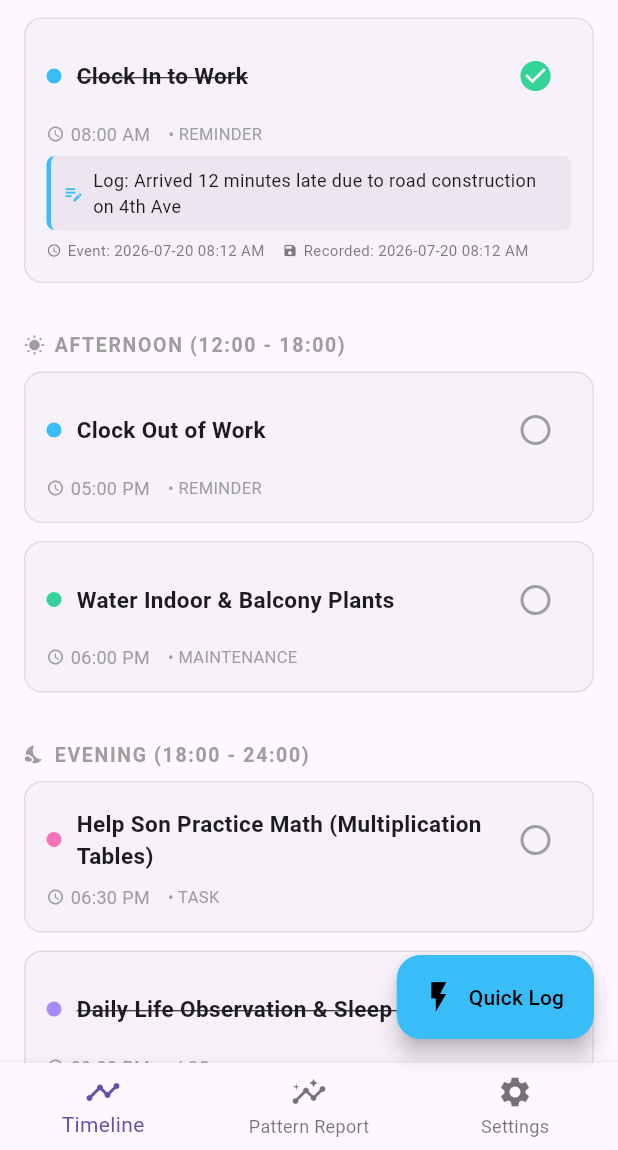
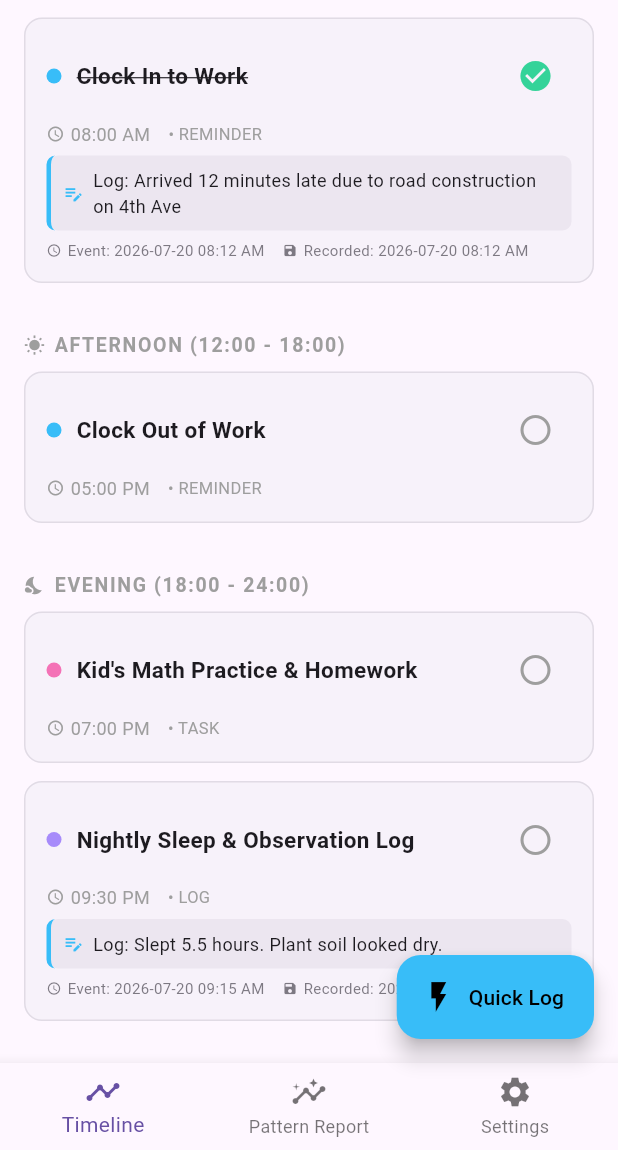
Before and after one commit to MirzaDhanuSulistyo/routine, a Flutter app: the screen it shows after launch, scrolled down 461 dp, on a phone screen of 412 x 824 dp, the part 86-1236 px from its top. Run offline on Flutter 3.47's test engine with Material 3 defaults, Android fonts, the phone set to English and light mode, and no system bars; our stand-ins replace sqflite; missing offline and left inert: andura_ui; accounts and stored records are empty.

Commit message:
feat(phase-1): implement local SQLite database persistence, repository layer, and Fast Log storage

```diff
--- /dev/null
+++ b/lib/data/routine_repository.dart
@@ -0,0 +1,214 @@
+import 'dart:convert';
+import 'package:sqflite/sqflite.dart';
+import '../main.dart';
+import 'database_helper.dart';
+
+class RoutineRepository {
+  final DatabaseHelper dbHelper;
+
+  RoutineRepository({DatabaseHelper? dbHelper})
+      : dbHelper = dbHelper ?? DatabaseHelper.instance;
+
+  Future<List<RoutineItem>> getAllItems() async {
+    final db = await dbHelper.database;
+    final maps = await db.query('items', orderBy: 'scheduled_time ASC');
+
+    if (maps.isEmpty) {
+      final seeds = getSeedItems();
+      for (final item in seeds) {
+        await insertItem(item);
+      }
+      return seeds;
+    }
+
+    final items = <RoutineItem>[];
+    for (final map in maps) {
+      try {
+        items.add(_mapToRoutineItem(map));
+      } catch (_) {}
+    }
+
+    if (items.isEmpty) {
+      await db.delete('items');
+      final seeds = getSeedItems();
+      for (final item in seeds) {
+        await insertItem(item);
+      }
+      return seeds;
+    }
+
+    return items;
+  }
+
+  Future<void> seedDataIfEmpty() async {
+    final db = await dbHelper.database;
+    final count = Sqflite.firstIntValue(await db.rawQuery('SELECT COUNT(*) FROM items'));
+    if (count == null || count == 0) {
+      final seeds = getSeedItems();
+      for (final item in seeds) {
+        await insertItem(item);
+      }
+    }
+  }
+
+  Future<void> insertItem(RoutineItem item) async {
+    final db = await dbHelper.database;
+    await db.insert(
+      'items',
+      _routineItemToMap(item),
+      conflictAlgorithm: ConflictAlgorithm.replace,
+    );
+  }
+
+  Future<void> updateItemCompletion(String id, bool isCompleted) async {
+    final db = await dbHelper.database;
+    await db.update(
+      'items',
+      {'is_completed': isCompleted ? 1 : 0},
+      where: 'id = ?',
+      whereArgs: [id],
+    );
+  }
+
+  RoutineItem _mapToRoutineItem(Map<String, dynamic> map) {
+    List<String>? topicSources;
+    if (map['topic_sources_json'] != null) {
+      try {
+        topicSources = List<String>.from(jsonDecode(map['topic_sources_json'].toString()));
+      } catch (_) {}
+    }
+
+    List<Map<String, String>>? briefStories;
+    if (map['brief_stories_json'] != null) {
+      try {
+        final rawList = jsonDecode(map['brief_stories_json'].toString()) as List;
+        briefStories = rawList.map((e) => Map<String, String>.from(e as Map)).toList();
+      } catch (_) {}
+    }
+
+    return RoutineItem(
+      id: map['id']?.toString() ?? DateTime.now().millisecondsSinceEpoch.toString(),
+      title: map['title']?.toString() ?? 'Untitled Item',
+      itemType: map['item_type']?.toString() ?? 'task',
+      category: map['category']?.toString() ?? 'personal',
+      timeOfDay: map['time_of_day']?.toString() ?? 'morning',
+      scheduledTime: map['scheduled_time']?.toString() ?? '09:00 AM',
+      eventTimestamp: map['event_timestamp']?.toString(),
+      recordedAtTimestamp: map['recorded_at_timestamp']?.toString(),
+      isCompleted: map['is_completed'] == 1 || map['is_completed'] == true,
+      notes: map['notes']?.toString(),
+      numericValue: map['numeric_value'] != null ? (map['numeric_value'] as num).toDouble() : null,
+      unit: map['unit']?.toString(),
+      prepOffsetMinutes: map['prep_offset_minutes'] != null ? (map['prep_offset_minutes'] as num).toInt() : null,
+      topicSources: topicSources,
+      briefStories: briefStories,
+    );
+  }
+
+  Map<String, dynamic> _routineItemToMap(RoutineItem item) {
+    return {
+      'id': item.id,
+      'title': item.title,
+      'item_type': item.itemType,
+      'category': item.category,
+      'time_of_day': item.timeOfDay,
+      'scheduled_time': item.scheduledTime,
+      'event_timestamp': item.eventTimestamp,
+      'recorded_at_timestamp': item.recordedAtTimestamp,
+      'is_completed': item.isCompleted ? 1 : 0,
+      'notes': item.notes,
+      'numeric_value': item.numericValue,
+      'unit': item.unit,
+      'prep_offset_minutes': item.prepOffsetMinutes,
+      'topic_sources_json': item.topicSources != null ? jsonEncode(item.topicSources) : null,
+      'brief_stories_json': item.briefStories != null ? jsonEncode(item.briefStories) : null,
+    };
+  }
+
+  List<RoutineItem> getSeedItems() {
+    return [
+      RoutineItem(
+        id: '1',
+        title: 'Warm up car (Engine & AC prep)',
+        itemType: 'preparation',
+        category: 'home',
+        timeOfDay: 'morning',
+        scheduledTime: '06:40 AM',
+        eventTimestamp: '2026-07-20 06:42 AM',
+        recordedAtTimestamp: '2026-07-20 06:42 AM',
+        isCompleted: true,
+        prepOffsetMinutes: 10,
+        notes: 'Took two attempts to start smoothly',
+      ),
+      RoutineItem(
+        id: '2',
+        title: 'Morning Briefing — Tech, Markets & Social Trends',
+        itemType: 'briefing',
+        category: 'personal',
+        timeOfDay: 'morning',
+        scheduledTime: '07:00 AM',
+        eventTimestamp: '2026-07-20 07:05 AM',
+        recordedAtTimestamp: '2026-07-20 07:05 AM',
+        topicSources: ['TechCrunch', 'Bloomberg', 'HackerNews'],
+        briefStories: [
+          {
+            'headline': 'AI Hardware Startups Shift Focus to Edge Inference Chips',
+            'summary': 'Next-gen devices prioritize on-device models with sub-watt power budgets.',
+            'source': 'TechCrunch',
+          },
+          {
+            'headline': 'Global Yield Curves Flatten as Central Banks Hold Rates',
+            'summary': 'Treasury yields remain stable while tech sector indices record gains.',
+            'source': 'Bloomberg',
+          },
+          {
+            'headline': 'Show HN: Local-First Encrypted Notes for Mobile',
+            'summary': 'Community response highlights growing user preference for zero-cloud data models.',
+            'source': 'HackerNews',
+          },
+        ],
+      ),
+      RoutineItem(
+        id: '3',
+        title: 'Clock In to Work',
+        itemType: 'reminder',
+        category: 'work',
+        timeOfDay: 'morning',
+        scheduledTime: '08:00 AM',
+        eventTimestamp: '2026-07-20 08:12 AM',
+        recordedAtTimestamp: '2026-07-20 08:12 AM',
+        isCompleted: true,
+        notes: 'Arrived 12 minutes late due to road construction on 4th Ave',
+      ),
+      RoutineItem(
+        id: '4',
+        title: 'Clock Out of Work',
+        itemType: 'reminder',
+        category: 'work',
+        timeOfDay: 'afternoon',
+        scheduledTime: '05:00 PM',
+      ),
+      RoutineItem(
+        id: '5',
+        title: 'Kid\'s Math Practice & Homework',
+        itemType: 'task',
+        category: 'family',
+        timeOfDay: 'evening',
+        scheduledTime: '07:00 PM',
+      ),
+      RoutineItem(
+        id: '6',
+        title: 'Nightly Sleep & Observation Log',
+        itemType: 'log',
+        category: 'personal',
+        timeOfDay: 'evening',
+        scheduledTime: '09:30 PM',
+        eventTimestamp: '2026-07-20 09:15 AM',
+        recordedAtTimestamp: '2026-07-20 09:15 AM',
+        notes: 'Slept 5.5 hours. Plant soil looked dry.',
+        numericValue: 5.5,
+        unit: 'hours sleep',
+      ),
+    ];
+  }
+}
--- a/lib/main.dart
+++ b/lib/main.dart
@@ -1,12 +1,14 @@
 import 'package:flutter/material.dart';
 import 'package:andura_ui/andura_ui.dart';
+import 'data/routine_repository.dart';
 
 void main() {
   runApp(const RoutineApp());
 }
 
 class RoutineApp extends StatefulWidget {
-  const RoutineApp({super.key});
+  final ValueChanged<List<RoutineItem>>? onItemsLoaded;
+  const RoutineApp({super.key, this.onItemsLoaded});
 
   @override
   State<RoutineApp> createState() => _RoutineAppState();
@@ -32,6 +34,7 @@ class _RoutineAppState extends State<RoutineApp> {
       home: MainNavigationScreen(
         themeMode: _themeMode,
         onToggleTheme: _toggleTheme,
+        onItemsLoaded: widget.onItemsLoaded,
       ),
     );
   }
@@ -76,11 +79,13 @@ class RoutineItem {
 class MainNavigationScreen extends StatefulWidget {
   final ThemeMode themeMode;
   final VoidCallback onToggleTheme;
+  final ValueChanged<List<RoutineItem>>? onItemsLoaded;
 
   const MainNavigationScreen({
     super.key,
     required this.themeMode,
     required this.onToggleTheme,
+    this.onItemsLoaded,
   });
 
   @override
@@ -90,109 +95,42 @@ class MainNavigationScreen extends StatefulWidget {
 class _MainNavigationScreenState extends State<MainNavigationScreen> {
   int _selectedIndex = 0;
   final String _currentDate = 'Monday, Jul 20, 2026';
+  final RoutineRepository _repository = RoutineRepository();
 
-  late List<RoutineItem> _items;
+  List<RoutineItem> _items = [];
+  bool _isLoading = true;
 
   @override
   void initState() {
     super.initState();
-    _items = [
-      RoutineItem(
-        id: '1',
-        title: 'Warm up car (Engine & AC prep)',
-        itemType: 'preparation',
-        category: 'home',
-        timeOfDay: 'morning',
-        scheduledTime: '06:40 AM',
-        prepOffsetMinutes: 10,
-        isCompleted: true,
-        eventTimestamp: '2026-07-20 06:42 AM',
-        recordedAtTimestamp: '2026-07-20 06:42 AM',
-        notes: 'Took two attempts to start smoothly',
-      ),
-      RoutineItem(
-        id: '2',
-        title: 'Morning Briefing — Tech, Markets & Social Trends',
-        itemType: 'briefing',
-        category: 'personal',
-        timeOfDay: 'morning',
-        scheduledTime: '07:00 AM',
-        isCompleted: true,
-        eventTimestamp: '2026-07-20 07:05 AM',
-        recordedAtTimestamp: '2026-07-20 07:05 AM',
-        topicSources: ['Reddit / r/technology', 'Bluesky / AI Update', 'GNews / Tech'],
-        briefStories: [
-          {
-            'source': 'Bluesky / AI Update',
-            'headline': 'Open-Source Multi-Modal Models Reach New Benchmarks',
-            'summary': 'New lightweight models achieve near state-of-the-art vision and code execution while running on consumer GPUs.',
-          },
-          {
-            'source': 'Reddit / r/technology',
-            'headline': 'Global Renewable Energy Grid Storage Surges 40%',
-            'summary': 'Grid battery deployments in Q2 surpassed all previous yearly milestones driven by lower LFP cell costs.',
-          },
-          {
-            'source': 'GNews / Markets',
-            'headline': 'Tech Earnings Week Kicks Off with Semiconductor Signals',
-            'summary': 'Key suppliers report strong server chip demand while consumer hardware orders normalize.',
-          },
-        ],
-      ),
-      RoutineItem(
-        id: '3',
-        title: 'Clock In to Work',
-        itemType: 'reminder',
-        category: 'work',
-        timeOfDay: 'morning',
-        scheduledTime: '08:00 AM',
-        isCompleted: true,
-        eventTimestamp: '2026-07-20 08:12 AM',
-        recordedAtTimestamp: '2026-07-20 08:12 AM',
-        notes: 'Arrived 12 minutes late due to road construction on 4th Ave',
-      ),
-      RoutineItem(
-        id: '4',
-        title: 'Clock Out of Work',
-        itemType: 'reminder',
-        category: 'work',
-        timeOfDay: 'afternoon',
-        scheduledTime: '05:00 PM',
-        isCompleted: false,
-      ),
-      RoutineItem(
-        id: '5',
-        title: 'Water Indoor & Balcony Plants',
-        itemType: 'maintenance',
-        category: 'home',
-        timeOfDay: 'afternoon',
-        scheduledTime: '06:00 PM',
-        isCompleted: false,
-      ),
-      RoutineItem(
-        id: '6',
-        title: 'Help Son Practice Math (Multiplication Tables)',
-        itemType: 'task',
-        category: 'family',
-        timeOfDay: 'evening',
-        scheduledTime: '06:30 PM',
-        isCompleted: false,
-      ),
-      RoutineItem(
-        id: '7',
-        title: 'Daily Life Observation & Sleep Log',
-        itemType: 'log',
-        category: 'personal',
-        timeOfDay: 'evening',
-        scheduledTime: '09:00 PM',
-        isCompleted: true,
-        eventTimestamp: '2026-07-20 09:15 AM',
-        recordedAtTimestamp: '2026-07-20 09:15 AM',
-        notes: 'Slept 5.5 hours. Plant soil looked dry.',
-        numericValue: 5.5,
-        unit: 'hours sleep',
-      ),
-    ];
+    _loadItems();
+  }
+
+  Future<void> _loadItems() async {
+    try {
+      await _repository.seedDataIfEmpty();
+      final items = await _repository.getAllItems();
+      if (mounted) {
+        setState(() {
+          _items = items.isNotEmpty ? items : _repository.getSeedItems();
+        });
+        widget.onItemsLoaded?.call(_items);
+        debugPrint('LOADED SQLITE ITEMS: ${_items.length}');
+      }
+    } catch (e) {
+      debugPrint('Error loading items from SQLite: $e');
+      if (mounted) {
+        setState(() {
+          _items = _repository.getSeedItems();
+        });
+      }
+    } finally {
+      if (mounted) {
+        setState(() {
+          _isLoading = false;
+        });
+      }
+    }
   }
 
   Color _getCategoryColor(String cat) {
@@ -306,12 +244,9 @@ class _MainNavigationScreenState extends State<MainNavigationScreen> {
                         foregroundColor: Colors.black,
                         shape: RoundedRectangleBorder(borderRadius: BorderRadius.circular(12)),
                       ),
-                      onPressed: () {
+                      onPressed: () async {
                         if (noteController.text.isNotEmpty || numController.text.isNotEmpty) {
-                        setState(() {
-                          _items.insert(
-                            0,
-                            RoutineItem(
+                          final newItem = RoutineItem(
                             id: DateTime.now().millisecondsSinceEpoch.toString(),
                             title: noteController.text.isNotEmpty
                                 ? noteController.text.split('\n').first
@@ -326,11 +261,13 @@ class _MainNavigationScreenState extends State<MainNavigationScreen> {
                             notes: noteController.text.isNotEmpty ? noteController.text : null,
                             numericValue: double.tryParse(numController.text),
                             unit: numController.text.isNotEmpty ? 'units' : null,
-                            ),
                           );
+                          setState(() {
+                            _items.insert(0, newItem);
                           });
+                          await _repository.insertItem(newItem);
                         }
-                      Navigator.pop(context);
+                        if (context.mounted) Navigator.pop(context);
                       },
                     child: const Text('Save Log Entry', style: TextStyle(fontWeight: FontWeight.bold, fontSize: 15)),
                   ),
@@ -410,6 +347,7 @@ class _MainNavigationScreenState extends State<MainNavigationScreen> {
               style: ElevatedButton.styleFrom(backgroundColor: const Color(0xFF38BDF8)),
               onPressed: () {
                 setState(() => item.isCompleted = true);
+                _repository.updateItemCompletion(item.id, true);
                 Navigator.pop(context);
               },
               child: const Text('✓ Mark Briefing Complete', style: TextStyle(color: Colors.black)),
@@ -421,7 +359,9 @@ class _MainNavigationScreenState extends State<MainNavigationScreen> {
   }
 
   Widget _buildTimelineSection(String title, String timeOfDay, IconData sectionIcon) {
-    final sectionItems = _items.where((i) => i.timeOfDay == timeOfDay).toList();
+    final sectionItems = _items
+        .where((i) => i.timeOfDay.toLowerCase().trim() == timeOfDay.toLowerCase().trim())
+        .toList();
 
     return Column(
       crossAxisAlignment: CrossAxisAlignment.start,
@@ -504,6 +444,7 @@ class _MainNavigationScreenState extends State<MainNavigationScreen> {
                             setState(() {
                               item.isCompleted = !item.isCompleted;
                             });
+                            _repository.updateItemCompletion(item.id, item.isCompleted);
                           },
                         ),
                     ],
@@ -758,7 +699,9 @@ class _MainNavigationScreenState extends State<MainNavigationScreen> {
           ),
         ],
       ),
-      body: _selectedIndex == 0
+      body: _isLoading
+          ? const Center(child: CircularProgressIndicator())
+          : _selectedIndex == 0
               ? SingleChildScrollView(
               padding: const EdgeInsets.all(16),
               child: Column(
--- a/pubspec.yaml
+++ b/pubspec.yaml
@@ -34,10 +34,14 @@ dependencies:
     path: /Users/olseraios/code/andura-ui/packages/flutter
 
   cupertino_icons: ^1.0.8
+  sqflite: ^2.4.1
+  path_provider: ^2.1.5
+  path: ^1.9.0
 
 dev_dependencies:
   flutter_test:
     sdk: flutter
+  sqflite_common_ffi: ^2.3.4+4
 
   # The "flutter_lints" package below contains a set of recommended lints to
   # encourage good coding practices. The lint set provided by the package is
```
Also changed, not shown: lib/data/database_helper.dart (added, +71 -0 lines), artifacts/screens/iPhone_17_phase1_sqlite.png (added), pubspec.lock, 4 other files. Lines whose indentation alone changed are shown as unchanged.
